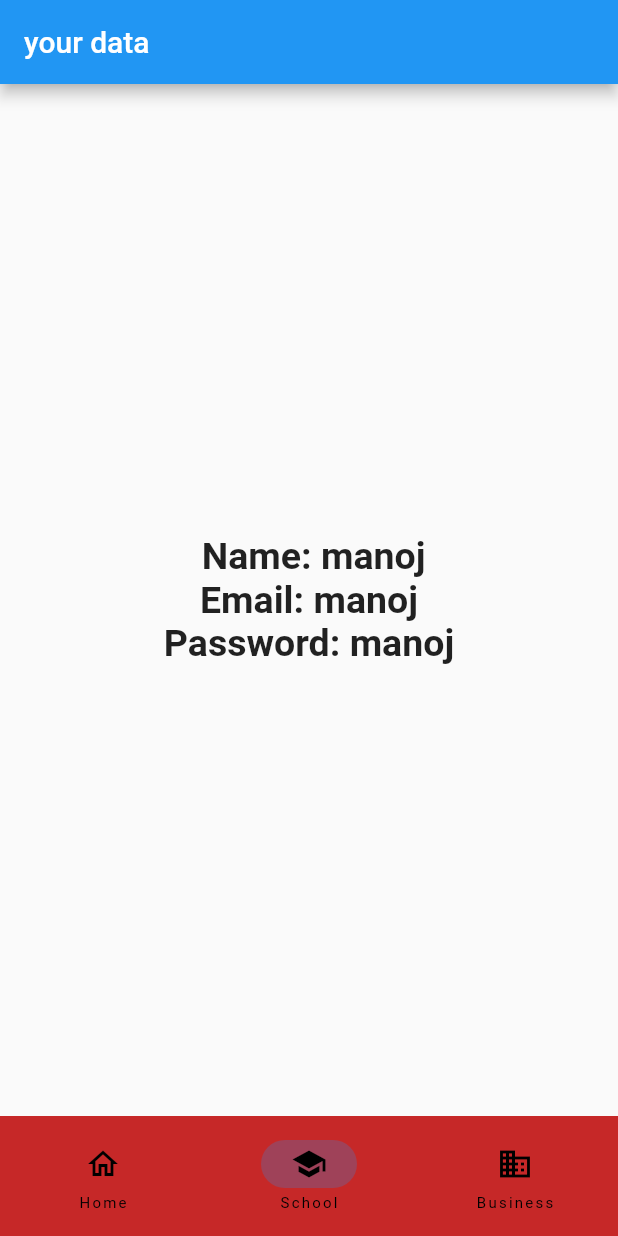
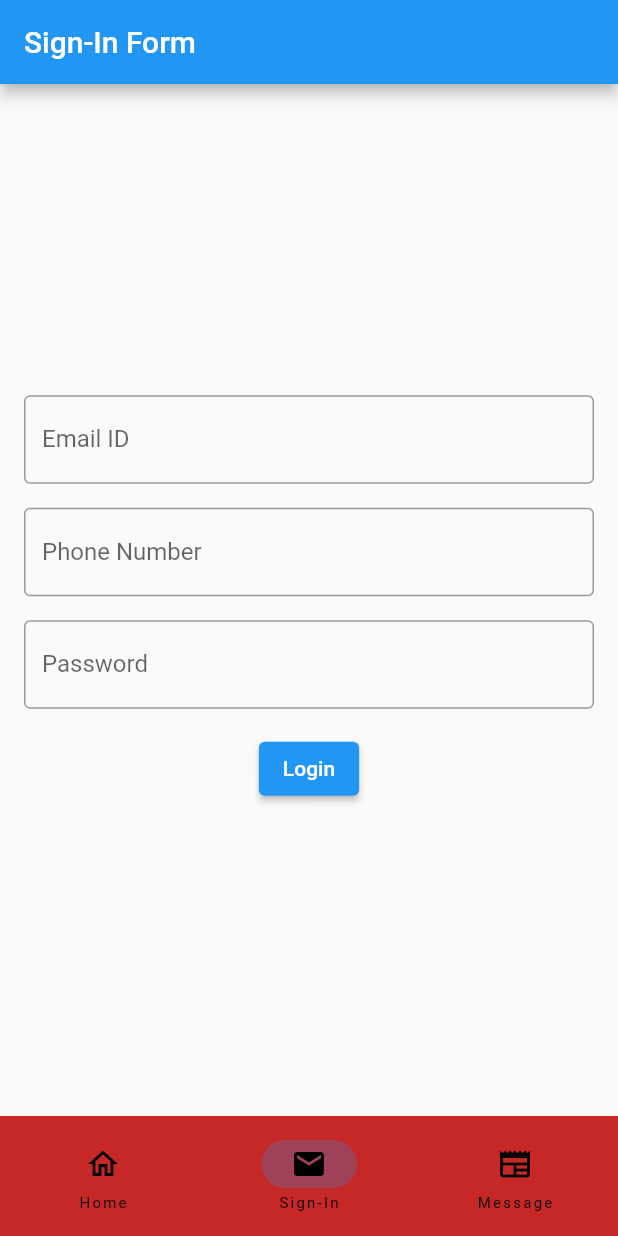
Before and after one commit to manojprabhakar24/new-project, a Flutter app: the screen it shows after launch, item 2 of the bottom bar chosen, on a phone screen of 412 x 824 dp. Run offline on Flutter 3.47's test engine with Material 2 defaults, Android fonts, the phone set to English and light mode, and no system bars.

Commit message:
not completd

```diff
--- /dev/null
+++ b/lib/Yourform.dart
@@ -0,0 +1,61 @@
+
+import 'package:flutter/material.dart';
+import 'package:mydemo/thankyou.dart';
+
+class Yourform extends StatelessWidget {
+
+  final TextEditingController _emailController = TextEditingController();
+  final TextEditingController _phoneNumberController = TextEditingController();
+  final TextEditingController _passwordController = TextEditingController();
+
+  @override
+  Widget build(BuildContext context) {
+    return Scaffold(
+      appBar: AppBar(
+        title: Text("Sign-In Form"),
+      ),
+      body: Padding(
+        padding: EdgeInsets.all(16.0),
+        child: Column(
+          mainAxisAlignment: MainAxisAlignment.center,
+          children: <Widget>[
+
+            TextField(
+              controller: _emailController,
+              decoration: InputDecoration(
+                labelText: 'Email ID',
+                border: OutlineInputBorder(),
+              ),
+            ),
+            SizedBox(height: 16.0),
+            TextField(
+              controller: _phoneNumberController,
+              decoration: InputDecoration(
+                labelText: 'Phone Number',
+                border: OutlineInputBorder(),
+              ),
+            ),
+            SizedBox(height: 16.0),
+            TextField(
+              controller: _passwordController,
+              obscureText: true, // For password input
+              decoration: InputDecoration(
+                labelText: 'Password',
+                border: OutlineInputBorder(),
+              ),
+            ),
+            SizedBox(height: 16.0),
+            ElevatedButton(
+              onPressed: () {
+                Navigator.push(
+                    context, MaterialPageRoute(builder: (context) =>Thankyou()
+                ));
+              },
+              child: Text('Login'),
+            ),
+          ],
+        ),
+      ),
+    );
+  }
+}
--- a/lib/main.dart
+++ b/lib/main.dart
@@ -1,7 +1,9 @@
 import 'package:flutter/material.dart';
+import 'package:mydemo/thankyou.dart';
 
-import 'MyCustomForm.dart';
-import 'YourData.dart';
+import 'Yourform.dart';
+import 'myform.dart';
+
 
 void main() {
   runApp(MyApp());
@@ -23,14 +25,7 @@ class NavigationExample extends StatefulWidget {
 
 class _NavigationExampleState extends State<NavigationExample> {
   int currentPageIndex = 0;
-  final screens = [
-    MyCustomForm(),
-    YourData(name: 'manoj', email: 'manoj', password: 'manoj',
 
-
-    ),
-
-  ];
   @override
   Widget build(BuildContext context) {
     return Scaffold(
@@ -49,18 +44,23 @@ class _NavigationExampleState extends State<NavigationExample> {
               selectedIcon: Icon(Icons.home),
             ),
             NavigationDestination(
-              icon: Icon(Icons.school_outlined),
-              label: 'School',
-              selectedIcon: Icon(Icons.school),
+              icon: Icon(Icons.mail_outline),
+              label: 'Sign-In',
+              selectedIcon: Icon(Icons.mail),
             ),
             NavigationDestination(
-              icon: Icon(Icons.business_outlined),
-              label: 'Business',
-              selectedIcon: Icon(Icons.business),
+              icon: Icon(Icons.newspaper_outlined),
+              label: 'Message',
+              selectedIcon: Icon(Icons.newspaper),
             ),
           ],
         ),
-    body: screens[currentPageIndex],
+    body: <Widget>[
+      Mydata(),
+      Yourform(),
+      Thankyou(),
+
+    ][currentPageIndex],
 
     );
   }
```
Also changed, not shown: lib/myform.dart (renamed from lib/MyCustomForm.dart, +9 -17 lines), lib/thankyou.dart (added, +42 -0 lines).
